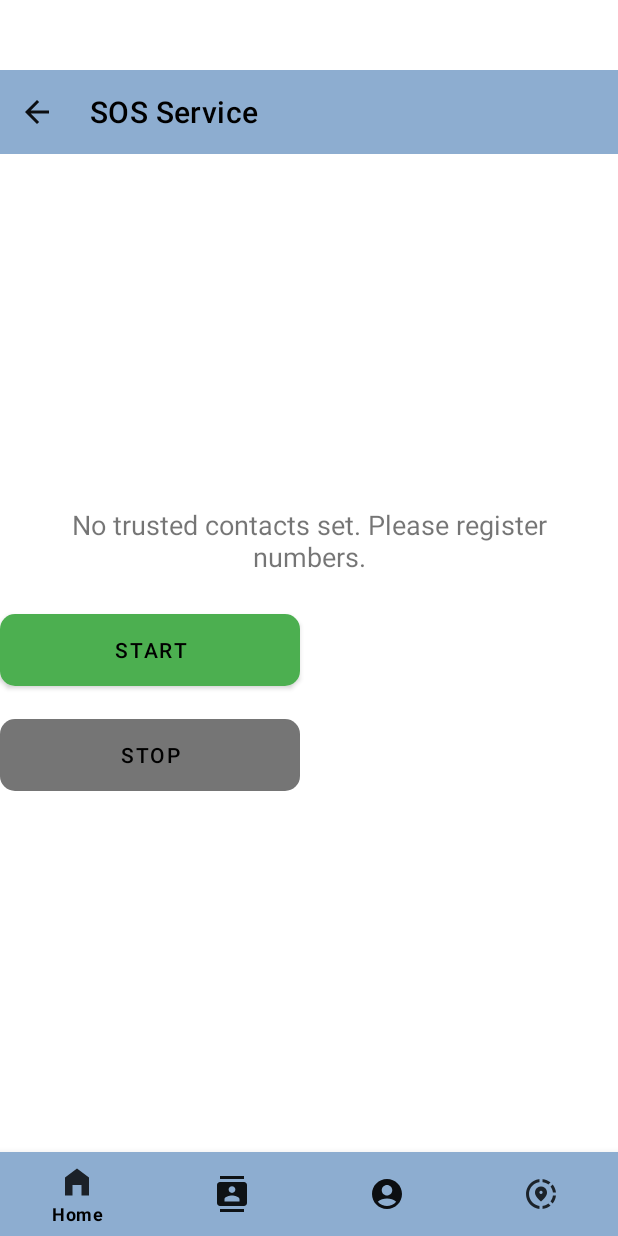
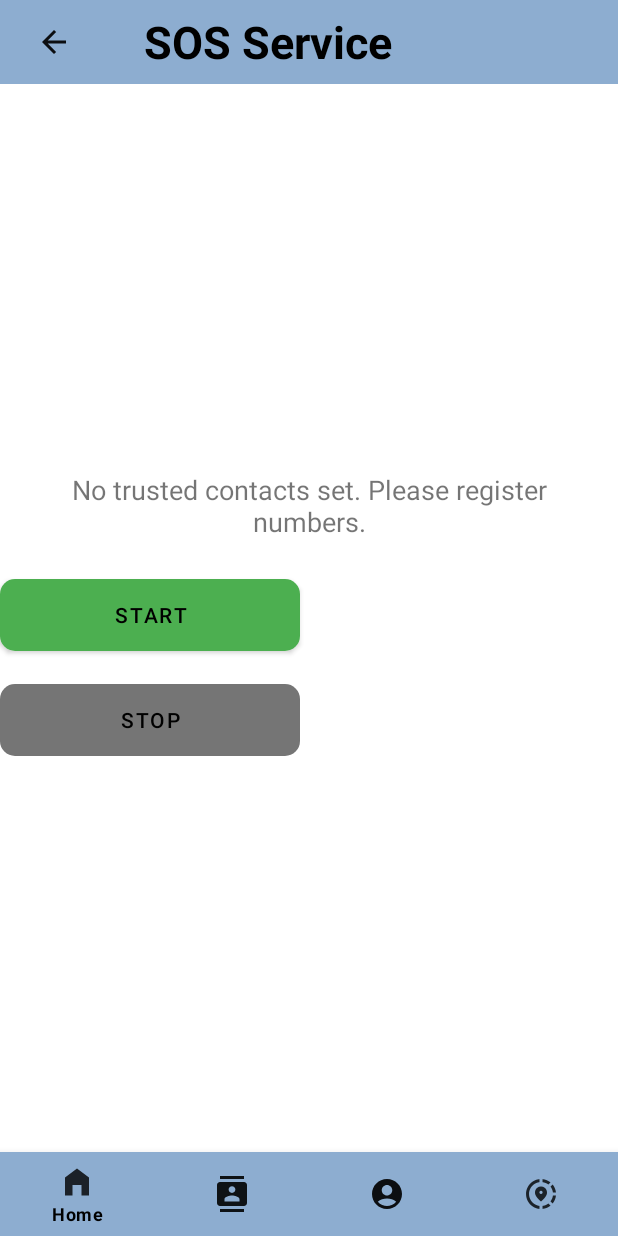
Before and after one commit to abhishekug99/Walk-Safe, an Android app: the SOSServiceActivity screen opened directly, with no data from a screen before it, on a phone screen of 412 x 824 dp. Run offline under Robolectric (Android 15) with nearby library versions, the phone set to English and light mode, and no system bars; our stand-ins replace Firebase (no records; nobody signed in at launch, a user with empty details on screens opened directly).

Commit message:
Updated SOS Activity

```diff
--- a/app/src/main/res/layout/activity_sos_service.xml
+++ b/app/src/main/res/layout/activity_sos_service.xml
@@ -70,31 +70,29 @@
         android:id="@+id/toolbar"
         android:layout_width="match_parent"
         android:layout_height="?attr/actionBarSize"
-        android:layout_marginBottom="675dp"
         android:background="@color/bar_color"
-        android:theme="@style/ThemeOverlay.AppCompat.Dark.ActionBar"
-        app:layout_constraintBottom_toBottomOf="parent"
-        app:layout_constraintTop_toTopOf="parent"
-        app:title="SOS Service"
-        app:titleMarginEnd="60dp"
-        app:titleMarginStart="60dp"
-        app:titleTextColor="@android:color/black"
-        tools:layout_editor_absoluteX="0dp" />
+        android:theme="@style/ThemeOverlay.AppCompat.Dark.ActionBar">
 
-    <ImageButton
-        android:id="@+id/btnBack"
-        android:layout_width="47dp"
-        android:layout_height="55dp"
-        android:layout_alignParentStart="true"
-        android:layout_centerVertical="true"
-        android:layout_marginEnd="364dp"
-        android:layout_marginBottom="676dp"
-        android:background="?attr/selectableItemBackgroundBorderless"
-        android:contentDescription="@string/back"
-        android:minWidth="48dp"
-        android:src="@drawable/ic_baseline_arrow_back_24"
-        app:layout_constraintBottom_toBottomOf="parent"
-        app:layout_constraintEnd_toEndOf="parent"
-        app:layout_constraintStart_toStartOf="parent"
-        app:layout_constraintTop_toTopOf="parent" />
+        <!-- Back Button -->
+        <ImageButton
+            android:id="@+id/btnBack"
+            android:layout_width="wrap_content"
+            android:layout_height="wrap_content"
+            android:background="?attr/selectableItemBackgroundBorderless"
+            android:contentDescription="@string/back"
+            android:src="@drawable/ic_baseline_arrow_back_24"
+            android:layout_gravity="start|center_vertical"
+            android:padding="8dp" />
+
+        <!-- Title -->
+        <TextView
+            android:layout_width="wrap_content"
+            android:layout_height="wrap_content"
+            android:text="SOS Service"
+            android:textColor="@android:color/black"
+            android:textSize="30sp"
+            android:textStyle="bold"
+            android:layout_gravity="center_vertical"
+            android:layout_marginStart="56dp" />
+    </androidx.appcompat.widget.Toolbar>
 </androidx.constraintlayout.widget.ConstraintLayout>
```
